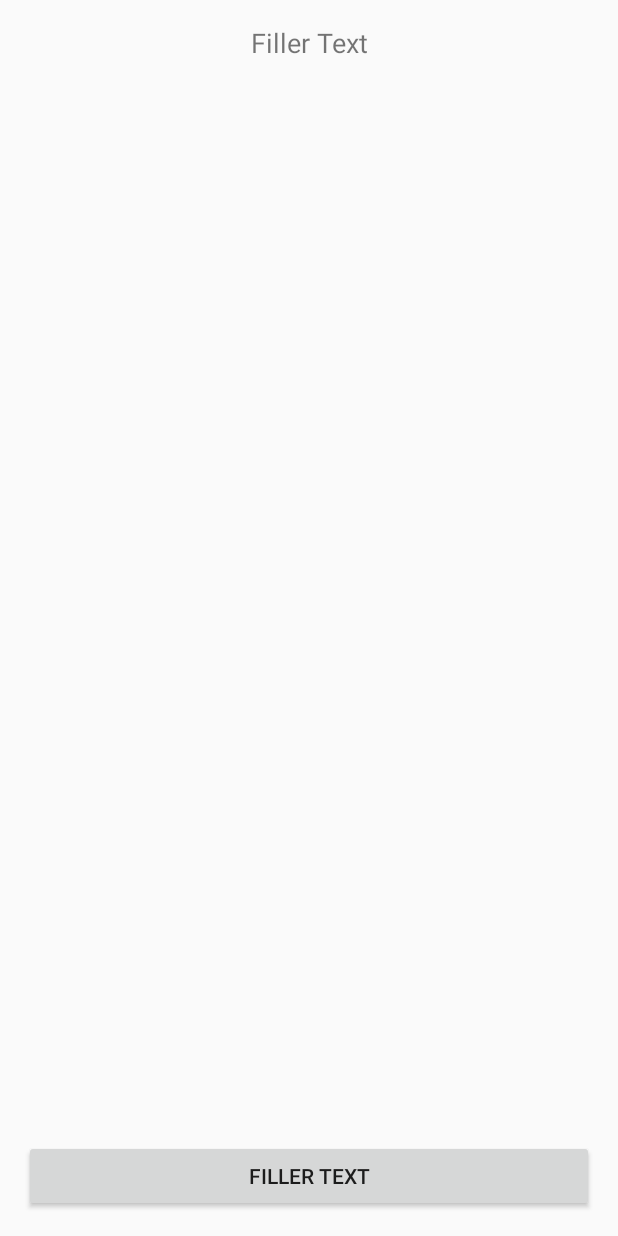
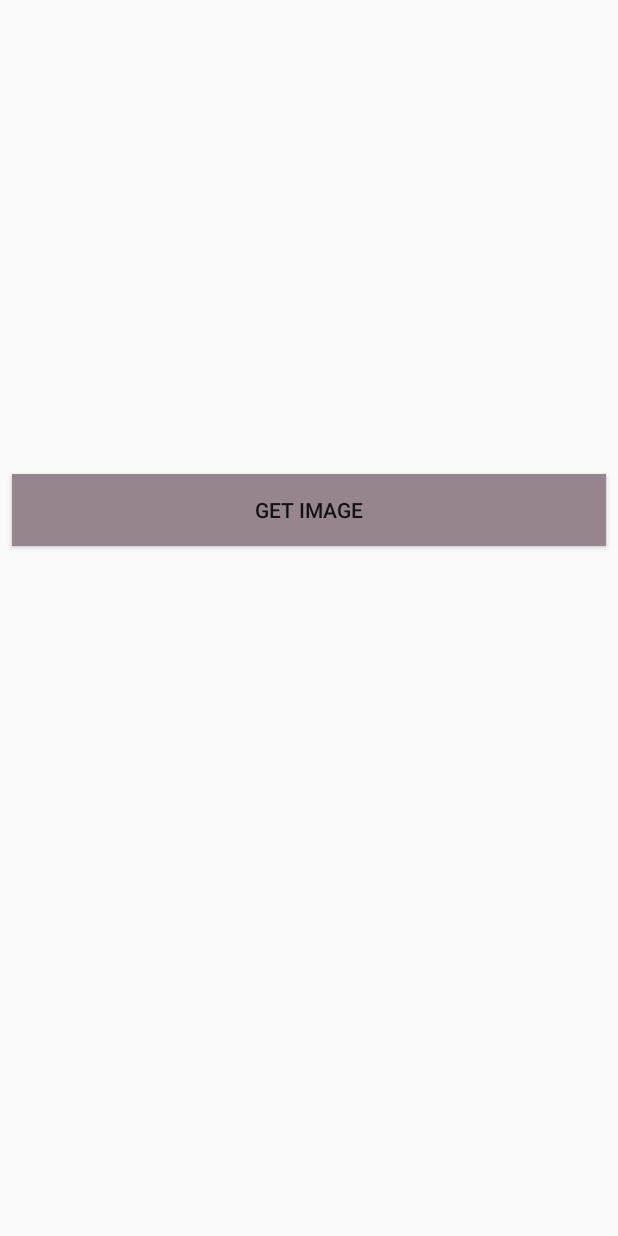
Before and after one commit to ekelseya/PaletteDesign, an Android app: the GetImage screen opened directly, with no data from a screen before it, on a phone screen of 412 x 824 dp. Run offline under Robolectric (Android 15) with nearby library versions, the phone set to English and light mode, and no system bars.

Commit message:
Added Gallery Option
Added Gallery option to Get Image Activity: users can choose to get image from gallery or camera

```diff
--- a/app/src/main/AndroidManifest.xml
+++ b/app/src/main/AndroidManifest.xml
@@ -2,8 +2,9 @@
 <manifest xmlns:android="http://schemas.android.com/apk/res/android"
           package="com.ekelseya.palettedesign">
 
+    <uses-permission android:name="android.permission.WRITE_EXTERNAL_STORAGE"/>
+    <uses-permission android:name="android.permission.READ_EXTERNAL_STORAGE"/>
     <uses-feature android:name="android.hardware.camera2"/>
-    <uses-permission android:name="android.permission.WRITE_EXTERNAL_STORAGE"/>
 
     <application
             android:allowBackup="true"
--- a/app/src/main/res/layout/get_image.xml
+++ b/app/src/main/res/layout/get_image.xml
@@ -1,43 +1,52 @@
 <?xml version="1.0" encoding="utf-8"?>
-<RelativeLayout xmlns:android="http://schemas.android.com/apk/res/android"
-                android:layout_width="match_parent"
-                android:layout_height="match_parent"
-                android:paddingBottom="@dimen/activity_vertical_margin"
-                android:paddingLeft="@dimen/activity_horizontal_margin"
-                android:paddingRight="@dimen/activity_horizontal_margin"
-                android:paddingTop="@dimen/activity_vertical_margin">
-
-    <TextView
-            android:id="@+id/text_instructions"
-            android:layout_width="match_parent"
-            android:layout_height="wrap_content"
-            android:layout_marginBottom="10dp"
-            android:gravity="center"
-            android:text="Filler Text"
-            android:textSize="18sp" />
+<android.support.constraint.ConstraintLayout
+        xmlns:android="http://schemas.android.com/apk/res/android"
+        xmlns:app="http://schemas.android.com/apk/res-auto" xmlns:tools="http://schemas.android.com/tools"
+        android:layout_width="match_parent"
+        android:layout_height="match_parent">
 
     <ImageView
             android:id="@+id/pictureImageview"
             android:layout_width="match_parent"
-            android:layout_height="260dp"
-            android:layout_below="@id/text_instructions"/>
-
-    <TextView
-            android:id="@+id/text_instructions_2"
-            android:layout_width="match_parent"
-            android:layout_height="wrap_content"
-            android:layout_above="@+id/get_image_button"
-            android:layout_below="@id/pictureImageview"
-            android:gravity="center"
-            android:text="Filler Text"
-            android:textSize="18sp"
-            android:visibility="invisible" />
+            android:layout_height="300dp"
+            android:layout_marginBottom="376dp"
+            app:layout_constraintBottom_toBottomOf="parent"
+            android:layout_marginTop="8dp" app:layout_constraintTop_toTopOf="parent"
+            app:layout_constraintVertical_bias="0.0" app:layout_constraintEnd_toEndOf="parent"
+            android:layout_marginEnd="8dp" android:layout_marginRight="8dp"
+            android:contentDescription="Image from camera or gallery"/>
 
     <Button
-            android:id="@+id/get_image_button"
+            android:id="@+id/image_button"
             android:layout_width="match_parent"
             android:layout_height="wrap_content"
             android:layout_alignParentBottom="true"
-            android:text="Filler Text" />
+            android:text="Get Image"
+            android:background="@color/colorPrimary"
+            android:layout_below="@+id/pictureImageview"
+            android:layout_marginTop="8dp"
+            app:layout_constraintTop_toBottomOf="@+id/pictureImageview"
+            app:layout_constraintStart_toStartOf="parent"
+            android:layout_marginLeft="8dp"
+            android:layout_marginStart="8dp"
+            app:layout_constraintEnd_toEndOf="parent"
+            android:layout_marginEnd="8dp" android:layout_marginRight="8dp" app:layout_constraintHorizontal_bias="0.0"
+            android:layout_marginBottom="8dp" app:layout_constraintBottom_toBottomOf="parent"
+            app:layout_constraintVertical_bias="0.0"/>
 
-</RelativeLayout>
+    <Button
+            android:id="@+id/ok_button"
+            android:layout_width="match_parent"
+            android:layout_height="wrap_content"
+            android:layout_alignParentBottom="true"
+            android:text="OK" android:background="@color/colorPrimary"
+            android:layout_below="@+id/pictureImageview"
+            android:layout_marginTop="8dp"
+            app:layout_constraintTop_toBottomOf="@+id/image_button" app:layout_constraintStart_toStartOf="parent"
+            android:layout_marginLeft="8dp" android:layout_marginStart="8dp" app:layout_constraintEnd_toEndOf="parent"
+            android:layout_marginEnd="8dp" android:layout_marginRight="8dp" app:layout_constraintHorizontal_bias="1.0"
+            android:layout_marginBottom="8dp" app:layout_constraintBottom_toBottomOf="parent"
+            app:layout_constraintVertical_bias="0.0"
+            android:visibility="invisible"/>
+
+</android.support.constraint.ConstraintLayout>
```
Also changed, not shown: app/src/main/java/com/ekelseya/palettedesign/GetImage.kt (+107 -48 lines).
